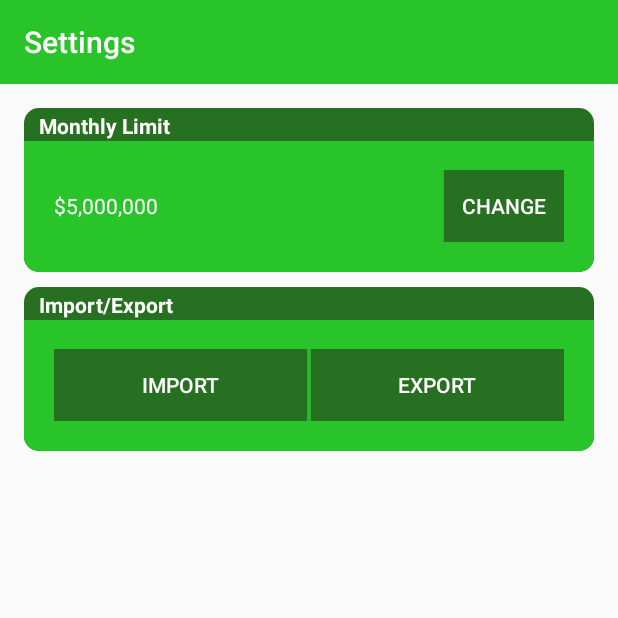
After one commit to SPKB24/MobileAppDev-FinalProject, an Android app: the SettingsActivity screen opened directly, with no data from a screen before it, on a phone screen of 412 x 824 dp, the top half of it. The commit adds this screen. Run offline under Robolectric (Android 15) with nearby library versions, the phone set to English and light mode, and no system bars; libraries missing offline, so code that uses them is left out: com.mikepenz.fontawesome_typeface_library, com.mikepenz.materialdrawer; 6 statements that could not run were skipped.

Commit message:
Add barebones settings page

```diff
--- a/app/OnYourMark/app/src/main/AndroidManifest.xml
+++ b/app/OnYourMark/app/src/main/AndroidManifest.xml
@@ -26,8 +26,7 @@
                 android:resource="@xml/file_paths" />
         </provider>
 
-        <activity
-            android:name=".views.MainActivity">
+        <activity android:name=".views.MainActivity">
             <intent-filter>
                 <action android:name="android.intent.action.MAIN" />
 
@@ -38,6 +37,7 @@
         <activity android:name=".views.BreakdownActivity" />
         <activity android:name=".views.AddItemActivity" />
         <activity android:name=".views.SelectImageActivity" />
+        <activity android:name=".views.SettingsActivity"></activity>
     </application>
 
 </manifest>
--- /dev/null
+++ b/app/OnYourMark/app/src/main/java/com/example/mikezurawski/onyourmark/views/HamburgerMenuHandler.java
@@ -0,0 +1,122 @@
+package com.example.mikezurawski.onyourmark.views;
+
+import android.app.Activity;
+import android.content.Intent;
+import android.support.v7.widget.Toolbar;
+import android.view.View;
+import android.widget.ImageView;
+import android.widget.Toast;
+
+import com.example.mikezurawski.onyourmark.R;
+import com.mikepenz.fontawesome_typeface_library.FontAwesome;
+import com.mikepenz.materialdrawer.AccountHeader;
+import com.mikepenz.materialdrawer.AccountHeaderBuilder;
+import com.mikepenz.materialdrawer.Drawer;
+import com.mikepenz.materialdrawer.DrawerBuilder;
+import com.mikepenz.materialdrawer.model.PrimaryDrawerItem;
+import com.mikepenz.materialdrawer.model.ProfileDrawerItem;
+import com.mikepenz.materialdrawer.model.interfaces.IDrawerItem;
+
+/**
+ * Created by sohit on 11/21/17.
+ */
+
+public class HamburgerMenuHandler {
+
+    private Activity activity;
+    private int toolbar_id;
+    private String page_title;
+
+    public HamburgerMenuHandler(final Activity activity, final int toolbar_id, final String page_title) {
+        this.activity = activity;
+        this.toolbar_id = toolbar_id;
+        this.page_title = page_title;
+    }
+
+    public void init() {
+        PrimaryDrawerItem item1 = new PrimaryDrawerItem()
+                .withIdentifier(1)
+                .withName("Home")
+                .withIcon(FontAwesome.Icon.faw_home)
+                .withIconTintingEnabled(true)
+                .withSelectable(false)
+                .withSetSelected(false);
+        PrimaryDrawerItem item2 = new PrimaryDrawerItem()
+                .withIdentifier(2)
+                .withName("Add New Item")
+                .withIcon(FontAwesome.Icon.faw_camera)
+                .withIconTintingEnabled(true)
+                .withSelectable(false)
+                .withSetSelected(false);
+        PrimaryDrawerItem item3 = new PrimaryDrawerItem()
+                .withIdentifier(3)
+                .withName("Settings")
+                .withIcon(FontAwesome.Icon.faw_sliders)
+                .withIconTintingEnabled(true)
+                .withSelectable(false)
+                .withSetSelected(false);
+        PrimaryDrawerItem item4 = new PrimaryDrawerItem()
+                .withIdentifier(10)
+                .withName("About Us")
+                .withIcon(R.drawable.avd_hide_password_1)
+                .withIconTintingEnabled(true)
+                .withSelectable(false)
+                .withSetSelected(false);
+
+        // Create the AccountHeader
+        AccountHeader headerResult = new AccountHeaderBuilder()
+                .withActivity(activity)
+                .withHeaderBackground(R.color.colorPrimaryDark)
+                .addProfiles(new ProfileDrawerItem()
+                        .withIcon(R.mipmap.ic_launcher_round)
+                        .withName("On Your Mark")
+                ).withProfileImagesClickable(false)
+                .withOnlyMainProfileImageVisible(true)
+                .withPaddingBelowHeader(false)
+                .withHeaderBackgroundScaleType(ImageView.ScaleType.CENTER)
+                .withCompactStyle(false)
+                .build();
+
+        Toolbar toolbar = (Toolbar) activity.findViewById(toolbar_id);
+        toolbar.setTitle(page_title);
+
+        new DrawerBuilder()
+                .withActivity(activity)
+                .withAccountHeader(headerResult)
+                .withCloseOnClick(true)
+                .withHeaderPadding(true)
+                .withToolbar(toolbar)
+                .addDrawerItems(
+                        item1,
+                        item2,
+                        item3
+                ).addStickyDrawerItems(
+                        item4
+                ).withOnDrawerItemClickListener(new Drawer.OnDrawerItemClickListener() {
+                    @Override
+                    public boolean onItemClick(View view, int position, IDrawerItem drawerItem) {
+                        Intent intent;
+                        switch ((int) drawerItem.getIdentifier()) {
+                            case 1:
+                                intent = new Intent(activity, MainActivity.class);
+                                activity.startActivity(intent);
+                                break;
+                            case 2:
+                                intent = new Intent(activity, AddItemActivity.class);
+                                activity.startActivity(intent);
+                                break;
+                            case 3:
+                                intent = new Intent(activity, SettingsActivity.class);
+                                activity.startActivity(intent);
+                                break;
+                            case 10:
+                                Toast.makeText(activity, "Yee", Toast.LENGTH_SHORT).show();
+                                break;
+                            default:
+                                Toast.makeText(activity, "You haven't configured an onClick event for this button", Toast.LENGTH_SHORT).show();
+                        }
+                        return false;
+                    }
+                }).build();
+    }
+}
--- a/app/OnYourMark/app/src/main/java/com/example/mikezurawski/onyourmark/views/MainActivity.java
+++ b/app/OnYourMark/app/src/main/java/com/example/mikezurawski/onyourmark/views/MainActivity.java
@@ -1,16 +1,9 @@
 package com.example.mikezurawski.onyourmark.views;
 
-import android.app.Activity;
-import android.content.Intent;
 import android.graphics.Color;
 import android.support.v7.app.AppCompatActivity;
 import android.os.Bundle;
-import android.support.v7.widget.Toolbar;
-import android.view.View;
-import android.widget.Button;
-import android.widget.ImageView;
 import android.widget.TextView;
-import android.widget.Toast;
 
 import com.example.mikezurawski.onyourmark.R;
 
@@ -22,23 +15,12 @@ import com.github.mikephil.charting.components.Legend;
 import com.github.mikephil.charting.data.PieData;
 import com.github.mikephil.charting.data.PieDataSet;
 import com.github.mikephil.charting.data.PieEntry;
-import com.mikepenz.fontawesome_typeface_library.FontAwesome;
-import com.mikepenz.materialdrawer.AccountHeader;
-import com.mikepenz.materialdrawer.AccountHeaderBuilder;
-import com.mikepenz.materialdrawer.Drawer;
-import com.mikepenz.materialdrawer.DrawerBuilder;
-import com.mikepenz.materialdrawer.model.PrimaryDrawerItem;
-import com.mikepenz.materialdrawer.model.ProfileDrawerItem;
-import com.mikepenz.materialdrawer.model.interfaces.IDrawerItem;
 
 import java.util.ArrayList;
 import java.util.Calendar;
 import java.util.Date;
 import java.util.List;
-import java.text.DecimalFormat;
 import java.util.Random;
-
-// Keys
 
 // Key 1 - 22126be1efca48c6bf1f8fc6fe085bc6
 // Key 2 - b96d2cf4bc714de9b268660c3d8854b0
@@ -48,7 +30,6 @@ public class MainActivity extends AppCompatActivity {
 
     final String[] MONTHS = { "JANUARY", "FEBRUARY", "MARCH", "APRIL", "MAY", "JUNE", "JULY", "AUGUST", "SEPTEMBER", "OCTOBER", "NOVEMBER", "DECEMBER" };
 
-    Drawer drawer = null;
     DatabaseHandler database = null;
 
     @Override
@@ -56,11 +37,10 @@ public class MainActivity extends AppCompatActivity {
         super.onCreate(savedInstanceState);
         setContentView(R.layout.activity_main);
 
-        initHamburgerMenu(this);
+        new HamburgerMenuHandler(this, R.id.toolbar, "On Your Mark").init();
         initMonthSwitcher();
         initMonthlySummary();
 
-        // ?
         database = new DatabaseHandler(this);
         database.resetDB();
         final Random rand = new Random();
@@ -75,8 +55,6 @@ public class MainActivity extends AppCompatActivity {
             budgetItem.setDate(cal.getTime());
             database.addBudgetItem(budgetItem);
         }
-
-        displayAllData();
 
         displayAllData();
     }
@@ -140,94 +118,6 @@ public class MainActivity extends AppCompatActivity {
         pieChart.invalidate(); // refresh
     }
 
-    private void initHamburgerMenu(final Activity activity) {
-
-        PrimaryDrawerItem item1 = new PrimaryDrawerItem()
-                .withIdentifier(1)
-                .withName("Home")
-                .withIcon(FontAwesome.Icon.faw_home)
-                .withIconTintingEnabled(true)
-                .withSelectable(false)
-                .withSetSelected(false);
-        PrimaryDrawerItem item2 = new PrimaryDrawerItem()
-                .withIdentifier(2)
-                .withName("Add New Item")
-                .withIcon(FontAwesome.Icon.faw_camera)
-                .withIconTintingEnabled(true)
-                .withSelectable(false)
-                .withSetSelected(false);
-        PrimaryDrawerItem item3 = new PrimaryDrawerItem()
-                .withIdentifier(3)
-                .withName("Settings")
-                .withIcon(FontAwesome.Icon.faw_sliders)
-                .withIconTintingEnabled(true)
-                .withSelectable(false)
-                .withSetSelected(false);
-        PrimaryDrawerItem item4 = new PrimaryDrawerItem()
-                .withIdentifier(10)
-                .withName("About Us")
-                .withIcon(R.drawable.avd_hide_password_1)
-                .withIconTintingEnabled(true)
-                .withSelectable(false)
-                .withSetSelected(false);
-
-        // Create the AccountHeader
-        AccountHeader headerResult = new AccountHeaderBuilder()
-                .withActivity(activity)
-                .withHeaderBackground(R.color.colorPrimaryDark)
-                .addProfiles(new ProfileDrawerItem()
-                        .withIcon(R.mipmap.ic_launcher_round)
-                        .withName("On Your Mark")
-                ).withProfileImagesClickable(false)
-                .withOnlyMainProfileImageVisible(true)
-                .withPaddingBelowHeader(false)
-                .withHeaderBackgroundScaleType(ImageView.ScaleType.CENTER)
-                .withCompactStyle(false)
-                .build();
-
-        Toolbar toolbar = (Toolbar) findViewById(R.id.toolbar);
-        toolbar.setTitle("On Your Mark");
-
-        drawer = new DrawerBuilder()
-                .withActivity(activity)
-                .withAccountHeader(headerResult)
-                .withCloseOnClick(true)
-                .withHeaderPadding(true)
-                .withToolbar(toolbar)
-                .addDrawerItems(
-                        item1,
-                        item2,
-                        item3
-                ).addStickyDrawerItems(
-                        item4
-                ).withOnDrawerItemClickListener(new Drawer.OnDrawerItemClickListener() {
-                    @Override
-                    public boolean onItemClick(View view, int position, IDrawerItem drawerItem) {
-                        Intent intent;
-                        switch ((int) drawerItem.getIdentifier()) {
-                            case 1:
-                                drawer.closeDrawer();
-                                break;
-                            case 2:
-                                intent = new Intent(MainActivity.this, AddItemActivity.class);
-                                startActivity(intent);
-                                break;
-                            case 3:
-                                Toast.makeText(activity, "Settings", Toast.LENGTH_SHORT).show();
-                                intent = new Intent(MainActivity.this, MonthlyActivity.class);
-                                startActivity(intent);
-                                break;
-                            case 10:
-                                Toast.makeText(activity, "Yee", Toast.LENGTH_SHORT).show();
-                                break;
-                            default:
-                                Toast.makeText(activity, "You haven't configured an onClick event for this button", Toast.LENGTH_SHORT).show();
-                        }
-                        return false;
-                    }
-                }).build();
-    }
-
     public static double round(double value, int places) {
         if (places < 0) throw new IllegalArgumentException();
 
--- /dev/null
+++ b/app/OnYourMark/app/src/main/java/com/example/mikezurawski/onyourmark/views/SettingsActivity.java
@@ -0,0 +1,32 @@
+package com.example.mikezurawski.onyourmark.views;
+
+import android.app.Activity;
+import android.content.Intent;
+import android.provider.Settings;
+import android.support.v7.app.AppCompatActivity;
+import android.os.Bundle;
+import android.support.v7.widget.Toolbar;
+import android.view.View;
+import android.widget.ImageView;
+import android.widget.Toast;
+
+import com.example.mikezurawski.onyourmark.R;
+import com.mikepenz.fontawesome_typeface_library.FontAwesome;
+import com.mikepenz.materialdrawer.AccountHeader;
+import com.mikepenz.materialdrawer.AccountHeaderBuilder;
+import com.mikepenz.materialdrawer.Drawer;
+import com.mikepenz.materialdrawer.DrawerBuilder;
+import com.mikepenz.materialdrawer.model.PrimaryDrawerItem;
+import com.mikepenz.materialdrawer.model.ProfileDrawerItem;
+import com.mikepenz.materialdrawer.model.interfaces.IDrawerItem;
+
+public class SettingsActivity extends AppCompatActivity {
+
+    @Override
+    protected void onCreate(Bundle savedInstanceState) {
+        super.onCreate(savedInstanceState);
+        setContentView(R.layout.activity_settings);
+
+        new HamburgerMenuHandler(this, R.id.toolbar_settings, "Settings").init();
+    }
+}
--- /dev/null
+++ b/app/OnYourMark/app/src/main/res/layout/activity_settings.xml
@@ -0,0 +1,160 @@
+<?xml version="1.0" encoding="utf-8"?>
+<LinearLayout xmlns:android="http://schemas.android.com/apk/res/android"
+    xmlns:app="http://schemas.android.com/apk/res-auto"
+    xmlns:tools="http://schemas.android.com/tools"
+    android:layout_width="match_parent"
+    android:layout_height="match_parent"
+    android:orientation="vertical"
+    tools:context="com.example.mikezurawski.onyourmark.views.SettingsActivity">
+
+    <android.support.v7.widget.Toolbar xmlns:android="http://schemas.android.com/apk/res/android"
+        android:id="@+id/toolbar_settings"
+        android:layout_width="match_parent"
+        android:layout_height="wrap_content"
+        android:minHeight="?android:attr/actionBarSize"
+        android:background="?android:attr/colorPrimary"
+        app:titleTextColor="@color/colorWhite" />
+
+    <LinearLayout
+        android:orientation="vertical"
+        android:padding="16dp"
+        android:layout_width="match_parent"
+        android:layout_height="match_parent">
+
+        <!-- Monthly Limit Box -->
+        <LinearLayout
+            android:background="@drawable/layout_bg"
+            android:orientation="vertical"
+            android:layout_width="match_parent"
+            android:layout_height="wrap_content"
+            android:layout_gravity="center_vertical"
+            android:gravity="center_horizontal">
+
+            <TextView
+                android:textColor="@color/colorWhite"
+                android:textStyle="bold"
+                android:paddingTop="2dp"
+                android:paddingStart="10dp"
+                android:layout_width="match_parent"
+                android:layout_height="wrap_content"
+                android:text="Monthly Limit"/>
+
+            <LinearLayout
+                android:id="@+id/viewLimit"
+                android:visibility="visible"
+                android:padding="20dp"
+                android:orientation="horizontal"
+                android:layout_width="match_parent"
+                android:layout_height="wrap_content">
+
+                <TextView
+                    android:textColor="@color/colorWhite"
+                    android:id="@+id/monthly_limit_text"
+                    android:text="$5,000,000"
+                    android:layout_width="0dp"
+                    android:layout_weight="1"
+                    android:layout_height="wrap_content"
+                    android:layout_gravity="center_vertical"
+                    android:gravity="center_vertical"/>
+
+                <Button
+                    android:textColor="@color/colorWhite"
+                    android:text="Change"
+                    android:outlineProvider="background"
+                    android:background="@color/colorPrimaryDark"
+                    android:layout_gravity="end"
+                    android:gravity="center"
+                    android:layout_width="80dp"
+                    android:layout_weight="0"
+                    android:layout_height="wrap_content" />
+
+            </LinearLayout>
+
+            <LinearLayout
+                android:id="@+id/changeLimit"
+                android:visibility="gone"
+                android:padding="20dp"
+                android:orientation="horizontal"
+                android:layout_width="match_parent"
+                android:layout_height="wrap_content">
+
+                <EditText
+                    android:textColor="@color/colorWhite"
+                    android:id="@+id/monthly_limit_input"
+                    android:text="$5,000,000"
+                    android:layout_width="0dp"
+                    android:layout_weight="1"
+                    android:layout_height="wrap_content"
+                    android:layout_gravity="center_vertical"
+                    android:gravity="center_vertical"/>
+
+                <Button
+                    android:textColor="@color/colorWhite"
+                    android:text="Save"
+                    android:outlineProvider="background"
+                    android:background="@color/colorPrimaryDark"
+                    android:layout_gravity="end"
+                    android:gravity="center"
+                    android:layout_width="80dp"
+                    android:layout_weight="0"
+                    android:layout_height="wrap_content" />
+
+            </LinearLayout>
+        </LinearLayout>
+
+        <!-- Import/Export Box -->
+        <LinearLayout
+            android:background="@drawable/layout_bg"
+            android:layout_marginTop="10dp"
+            android:orientation="vertical"
+            android:layout_width="match_parent"
+            android:layout_height="wrap_content"
+            android:layout_gravity="center_vertical"
+            android:gravity="center_horizontal">
+
+            <TextView
+                android:textColor="@color/colorWhite"
+                android:textStyle="bold"
+                android:paddingTop="2dp"
+                android:paddingStart="10dp"
+                android:layout_width="match_parent"
+                android:layout_height="wrap_content"
+                android:text="Import/Export"/>
+
+            <LinearLayout
+                android:padding="20dp"
+                android:orientation="horizontal"
+                android:layout_width="match_parent"
+                android:layout_height="wrap_content">
+
+                <Button
+                    android:layout_marginRight="1dp"
+                    android:textColor="@color/colorWhite"
+                    android:text="Import"
+                    android:outlineProvider="background"
+                    android:background="@color/colorPrimaryDark"
+                    android:layout_gravity="end"
+                    android:gravity="center"
+                    android:layout_width="0dp"
+                    android:layout_weight="1"
+                    android:layout_height="wrap_content" />
+
+                <Button
+                    android:layout_marginLeft="1dp"
+                    android:textColor="@color/colorWhite"
+                    android:text="Export"
+                    android:outlineProvider="background"
+                    android:background="@color/colorPrimaryDark"
+                    android:layout_gravity="end"
+                    android:gravity="center"
+                    android:layout_width="0dp"
+                    android:layout_weight="1"
+                    android:layout_height="wrap_content" />
+
+            </LinearLayout>
+
+        </LinearLayout>
+
+    </LinearLayout>
+
+</LinearLayout>
```
